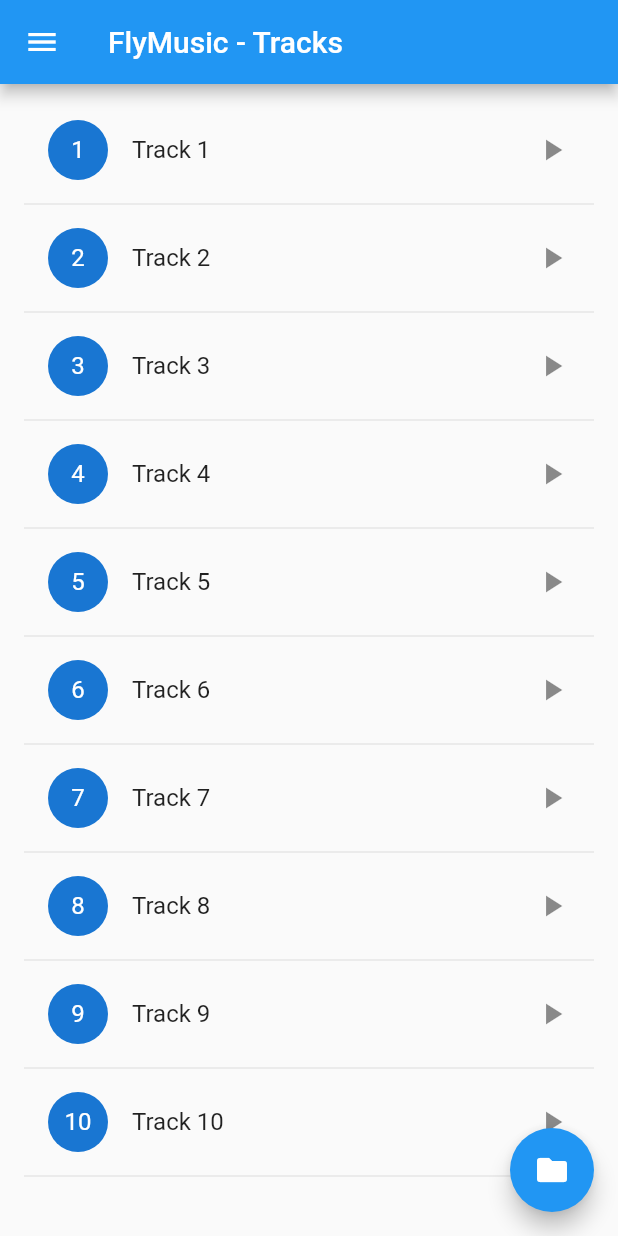
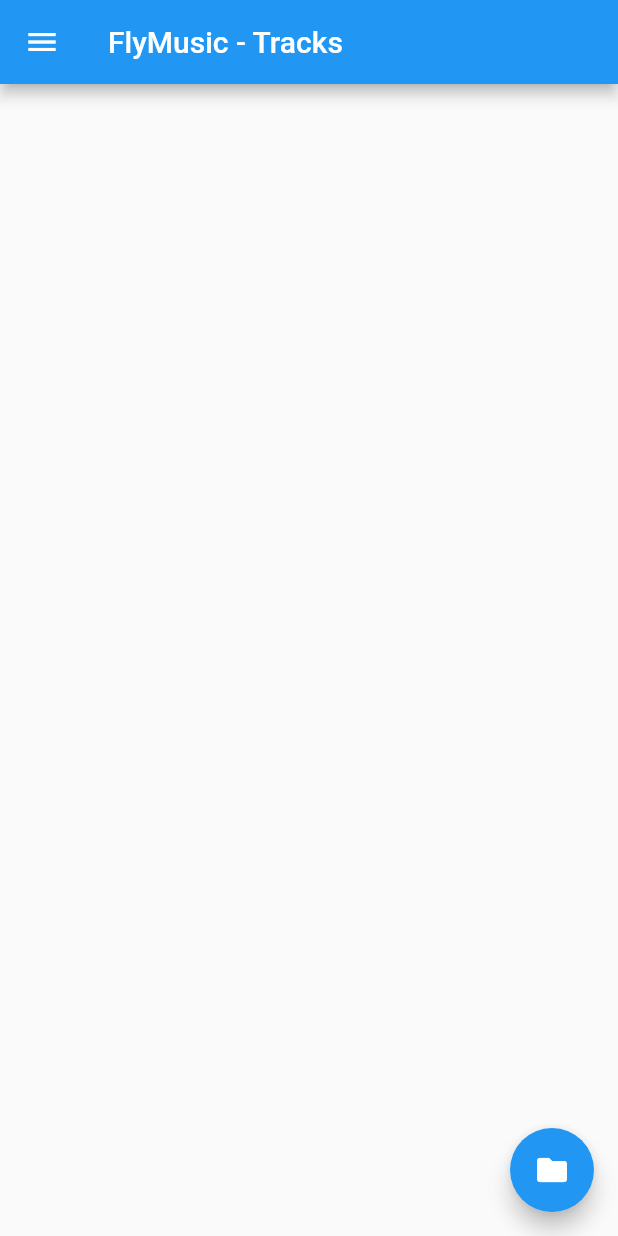
Before and after one commit to labtecs/FlyMusic, a Flutter app: the screen it shows after launch, on a phone screen of 412 x 824 dp. Run offline on Flutter 3.47's test engine with Material 2 defaults, Android fonts, the phone set to English and light mode, and no system bars; our stand-ins replace floor, permission_handler, sqflite; missing offline and left inert: dart_tags, folder_picker, media_metadata_plugin; accounts and stored records are empty; generated files the repository leaves out were written again.

Commit message:
track list update

```diff
--- a/lib/database/model/song.dart
+++ b/lib/database/model/song.dart
@@ -11,4 +11,5 @@ class Song {
   String uri;
 
   Song(this.id, this.artist, this.title, this.albumId, this.duration, this.uri);
+
 }
--- a/lib/screens/main_screen.dart
+++ b/lib/screens/main_screen.dart
@@ -37,7 +37,7 @@ class _StartScreenState extends State<StartScreen> {
     var result =
         await PermissionHandler().requestPermissions([PermissionGroup.storage]);
     if (result[PermissionGroup.storage] == PermissionStatus.granted) {
-      await getStorage();
+    //  await getStorage();
       Navigator.of(context).push<FolderPickerPage>(
           MaterialPageRoute(builder: (BuildContext context) {
         return FolderPickerPage(
--- a/lib/screens/track_list_screen.dart
+++ b/lib/screens/track_list_screen.dart
@@ -1,5 +1,7 @@
 import 'package:flutter/cupertino.dart';
 import 'package:flutter/material.dart';
+import 'package:flymusic/database/model/song.dart';
+import 'package:flymusic/main.dart';
 
 class TrackList extends StatefulWidget {
   @override
@@ -8,27 +10,38 @@ class TrackList extends StatefulWidget {
 
 class _TrackListState extends State<TrackList> {
   @override
-  final numItems = 20;
+  //final numItems = 20;
+  List<Song> songs = List();
 
-  Widget _buildRow(int idx) {
+
+
+
+  Widget _buildRow(Song song) {
+
+    @override
+    void initState() async{
+      super.initState();
+      List<Song> loadSongs = await database.songDao.findAllSongs();
+    }
+
     return ListTile(
       leading: CircleAvatar(
-        child: Text('$idx'),
+        child: Text(song.title),
       ),
-      title: Text('Track $idx'),
+      title: Text(song.artist),
       trailing: Icon(Icons.play_arrow),
     );
   }
 
+  @override
   Widget build(BuildContext context) {
-    return ListView.builder(
-        itemCount: numItems,
-        padding: const EdgeInsets.all(16.0),
-        itemBuilder: (BuildContext context, int i) {
-          if(i.isOdd) return Divider();
-          final index = i ~/ 2 +1;
-          return _buildRow(index);
-        }
-    );
+    // TODO: implement build
+    return Scaffold(
+      body: ListView.builder(
+        itemCount: songs.length,
+        itemBuilder: (context, index) {
+          return _buildRow(songs[index]);
+        },
+      ));
   }
 }
```
